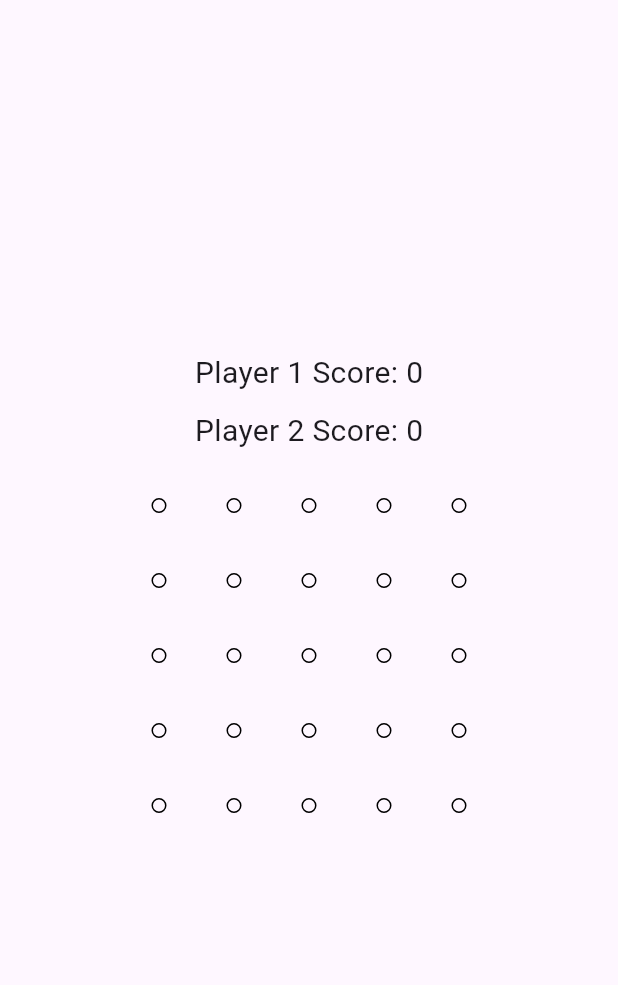
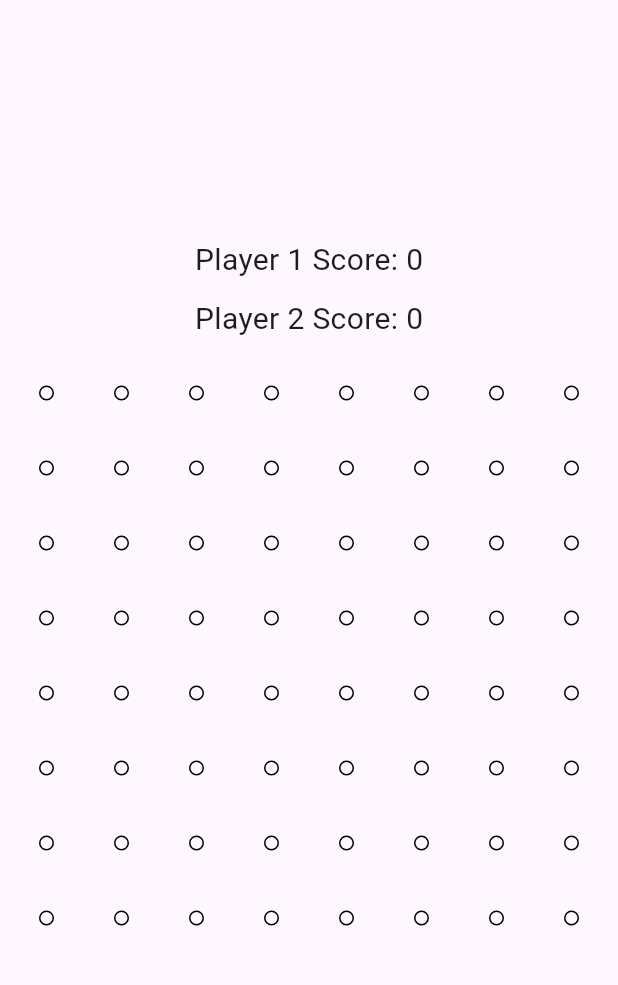
Before and after one commit to gedeontiga/mathematics_points_game, a Flutter app: the screen it shows after launch, on a phone screen of 412 x 824 dp, the part 63-1048 px from its top. Run offline on Flutter 3.47's test engine with Material 3 defaults, Android fonts, the phone set to English and light mode, and no system bars.

Commit message:
update 1

```diff
--- a/lib/main.dart
+++ b/lib/main.dart
@@ -31,22 +31,21 @@ class GameParty extends State<GameScreen> {
   int _player2Score = 0;
   // List<Offset> points = [];
   Offset point = Offset.zero;
-  final int _nbrePoints = 5;
-  int counterForDrawOneSquare = 0;
+  final int _nbrePoints = 8;
+  // int counterForDrawOneSquare = 0;
   // int selectedRow = -1;
   // int selectedCol = -1;
 
-  Player p1 = Player(1, 0, Colors.amber);
-  Player p2 = Player(2, 0, const Color.fromRGBO(235, 52, 36, 1.0));
+  Player p1 = Player(1, 0, const Color.fromARGB(255, 0, 79, 182));
+  Player p2 = Player(2, 0, const Color.fromARGB(255, 227, 19, 0));
 
   void selectPoint(int row, int col) {
     setState(() {
-      counterForDrawOneSquare = 0;
-      // Color? color = selectedPoints.entries.firstWhere((element) => listEquals(element.key, [row, col])).value;
       if (selectedPoints['$row, $col'] == Colors.transparent) {
         if (_currentPlayer == p1.getPlayerId()) {
           selectedPoints['$row, $col'] = p1.getPlayerColor();
           bool squareFormed = checkSquareFormation(row, col, p1);
+          // print(counterForDrawOneSquare);
           if (squareFormed) {
             _currentPlayer == p1.getPlayerId();
             _player1Score++;
@@ -55,6 +54,7 @@ class GameParty extends State<GameScreen> {
             _currentPlayer = p2.getPlayerId();
           }
         } else /*if (_currentPlayer == p2.getPlayerId())*/ {
+          // print(counterForDrawOneSquare);
           selectedPoints['$row, $col'] = p2.getPlayerColor();
           bool squareFormed = checkSquareFormation(row, col, p2);
           if (squareFormed) {
@@ -83,14 +83,6 @@ class GameParty extends State<GameScreen> {
         int newCol = col - 1;
         point = Offset(newRow * 1.0, newCol * 1.0);
         // print(point);
-        // Offset topLeft = Offset((row - 1) * 1.0, (col - 1) * 1.0);
-        // Offset topRight = Offset((row - 1) * 1.0, col * 1.0);
-        // Offset bottomLeft = Offset((row) * 1.0, col * 1.0);
-        // Offset bottomRight = Offset((row) * 1.0, (col - 1) * 1.0);
-        // points.add(topLeft);
-        // points.add(topRight);
-        // points.add(bottomLeft);
-        // points.add(bottomRight);
         return true;
       } else if (selectedPoints['$row, $col'] == player.getPlayerColor() &&
           selectedPoints['${row + 1}, $col'] == player.getPlayerColor() &&
@@ -99,14 +91,7 @@ class GameParty extends State<GameScreen> {
         int newRow = row;
         int newCol = col - 1;
         point = Offset(newRow * 1.0, newCol * 1.0);
-        // Offset topLeft = Offset((row) * 1.0, (col - 1) * 1.0);
-        // Offset topRight = Offset(row * 1.0, col * 1.0);
-        // Offset bottomLeft = Offset((row + 1) * 1.0, (col - 1) * 1.0);
-        // Offset bottomRight = Offset((row + 1) * 1.0, (col) * 1.0);
-        // points.add(topLeft);
-        // points.add(topRight);
-        // points.add(bottomLeft);
-        // points.add(bottomRight);
+        // print(point);
         return true;
       } else if (selectedPoints['$row, $col'] == player.getPlayerColor() &&
           selectedPoints['${row - 1}, $col'] == player.getPlayerColor() &&
@@ -115,20 +100,14 @@ class GameParty extends State<GameScreen> {
         int newRow = row - 1;
         int newCol = col;
         point = Offset(newRow * 1.0, newCol * 1.0);
-        // Offset topLeft = Offset((row - 1) * 1.0, (col) * 1.0);
-        // Offset topRight = Offset((row - 1) * 1.0, (col + 1) * 1.0);
-        // Offset bottomLeft = Offset((row) * 1.0, (col) * 1.0);
-        // Offset bottomRight = Offset((row) * 1.0, (col + 1) * 1.0);
-        // points.add(topLeft);
-        // points.add(topRight);
-        // points.add(bottomLeft);
-        // points.add(bottomRight);
+        // print(point);
         return true;
       } else if (selectedPoints['$row, $col'] == player.getPlayerColor() &&
           selectedPoints['${row + 1}, $col'] == player.getPlayerColor() &&
           selectedPoints['$row, ${col + 1}'] == player.getPlayerColor() &&
           selectedPoints['${row + 1}, ${col + 1}'] == player.getPlayerColor()) {
         point = Offset(row * 1.0, col * 1.0);
+        // print(point);
         return true;
       }
     } else if (row == 0 && (col > 0 && col < selectedPoints.length - 1)) {
@@ -139,14 +118,7 @@ class GameParty extends State<GameScreen> {
         int newRow = row;
         int newCol = col - 1;
         point = Offset(newRow * 1.0, newCol * 1.0);
-        // Offset topLeft = Offset((row) * 1.0, (col - 1) * 1.0);
-        // Offset topRight = Offset(row * 1.0, col * 1.0);
-        // Offset bottomLeft = Offset((row + 1) * 1.0, (col - 1) * 1.0);
-        // Offset bottomRight = Offset((row + 1) * 1.0, (col) * 1.0);
-        // points.add(topLeft);
-        // points.add(bottomLeft);
-        // points.add(topRight);
-        // points.add(bottomRight);
+        // print(point);
         return true;
       }
       if (selectedPoints['$row, $col'] == player.getPlayerColor() &&
@@ -156,14 +128,7 @@ class GameParty extends State<GameScreen> {
         int newRow = row;
         int newCol = col + 1;
         point = Offset(newRow * 1.0, newCol * 1.0);
-        // Offset topLeft = Offset((row) * 1.0, (col - 1) * 1.0);
-        // Offset topRight = Offset(row * 1.0, col * 1.0);
-        // Offset bottomLeft = Offset((row + 1) * 1.0, (col - 1) * 1.0);
-        // Offset bottomRight = Offset((row + 1) * 1.0, (col) * 1.0);
-        // points.add(topLeft);
-        // points.add(bottomLeft);
-        // points.add(topRight);
-        // points.add(bottomRight);
+        // print(point);
         return true;
       }
     } else if ((row > 0 && row < selectedPoints.length - 1) && col == 0) {
@@ -174,14 +139,7 @@ class GameParty extends State<GameScreen> {
         int newRow = row - 1;
         int newCol = col;
         point = Offset(newRow * 1.0, newCol * 1.0);
-        // Offset topLeft = Offset((row - 1) * 1.0, (col) * 1.0);
-        // Offset topRight = Offset((row - 1) * 1.0, (col + 1) * 1.0);
-        // Offset bottomLeft = Offset((row) * 1.0, (col) * 1.0);
-        // Offset bottomRight = Offset((row) * 1.0, (col + 1) * 1.0);
-        // points.add(topLeft);
-        // points.add(topRight);
-        // points.add(bottomLeft);
-        // points.add(bottomRight);
+        // print(point);
         return true;
       }
       if (selectedPoints['$row, $col'] == player.getPlayerColor() &&
@@ -191,14 +149,7 @@ class GameParty extends State<GameScreen> {
         int newRow = row;
         int newCol = col;
         point = Offset(newRow * 1.0, newCol * 1.0);
-        // Offset topLeft = Offset((row - 1) * 1.0, (col) * 1.0);
-        // Offset topRight = Offset((row - 1) * 1.0, (col + 1) * 1.0);
-        // Offset bottomLeft = Offset((row) * 1.0, (col) * 1.0);
-        // Offset bottomRight = Offset((row) * 1.0, (col + 1) * 1.0);
-        // points.add(topLeft);
-        // points.add(topRight);
-        // points.add(bottomLeft);
-        // points.add(bottomRight);
+        // print(point);
         return true;
       }
     } else if (row == (selectedPoints.length - 1) &&
@@ -210,14 +161,7 @@ class GameParty extends State<GameScreen> {
         int newRow = row - 1;
         int newCol = col - 1;
         point = Offset(newRow * 1.0, newCol * 1.0);
-        // Offset topLeft = Offset((row) * 1.0, (col - 1) * 1.0);
-        // Offset topRight = Offset(row * 1.0, col * 1.0);
-        // Offset bottomLeft = Offset((row + 1) * 1.0, (col - 1) * 1.0);
-        // Offset bottomRight = Offset((row + 1) * 1.0, (col) * 1.0);
-        // points.add(topLeft);
-        // points.add(bottomLeft);
-        // points.add(topRight);
-        // points.add(bottomRight);
+        // print(point);
         return true;
       }
       if (selectedPoints['$row, $col'] == player.getPlayerColor() &&
@@ -227,14 +171,7 @@ class GameParty extends State<GameScreen> {
         int newRow = row - 1;
         int newCol = col;
         point = Offset(newRow * 1.0, newCol * 1.0);
-        // Offset topLeft = Offset((row) * 1.0, (col - 1) * 1.0);
-        // Offset topRight = Offset(row * 1.0, col * 1.0);
-        // Offset bottomLeft = Offset((row + 1) * 1.0, (col - 1) * 1.0);
-        // Offset bottomRight = Offset((row + 1) * 1.0, (col) * 1.0);
-        // points.add(topLeft);
-        // points.add(bottomLeft);
-        // points.add(topRight);
-        // points.add(bottomRight);
+        // print(point);
         return true;
       }
     } else if ((row > 0 && row < selectedPoints.length - 1) &&
@@ -246,14 +183,7 @@ class GameParty extends State<GameScreen> {
         int newRow = row - 1;
         int newCol = col - 1;
         point = Offset(newRow * 1.0, newCol * 1.0);
-        // Offset topLeft = Offset((row - 1) * 1.0, (col) * 1.0);
-        // Offset topRight = Offset((row - 1) * 1.0, (col + 1) * 1.0);
-        // Offset bottomLeft = Offset((row) * 1.0, (col) * 1.0);
-        // Offset bottomRight = Offset((row) * 1.0, (col + 1) * 1.0);
-        // points.add(topLeft);
-        // points.add(topRight);
-        // points.add(bottomLeft);
-        // points.add(bottomRight);
+        // print(point);
         return true;
       }
       if (selectedPoints['$row, $col'] == player.getPlayerColor() &&
@@ -263,14 +193,7 @@ class GameParty extends State<GameScreen> {
         int newRow = row;
         int newCol = col - 1;
         point = Offset(newRow * 1.0, newCol * 1.0);
-        // Offset topLeft = Offset((row - 1) * 1.0, (col) * 1.0);
-        // Offset topRight = Offset((row - 1) * 1.0, (col + 1) * 1.0);
-        // Offset bottomLeft = Offset((row) * 1.0, (col) * 1.0);
-        // Offset bottomRight = Offset((row) * 1.0, (col + 1) * 1.0);
-        // points.add(topLeft);
-        // points.add(topRight);
-        // points.add(bottomLeft);
-        // points.add(bottomRight);
+        // print(point);
         return true;
       }
     } else if (row == 0 && col == 0) {
@@ -279,14 +202,7 @@ class GameParty extends State<GameScreen> {
           selectedPoints['$row, ${col + 1}'] == player.getPlayerColor() &&
           selectedPoints['${row + 1}, ${col + 1}'] == player.getPlayerColor()) {
         point = Offset(row * 1.0, col * 1.0);
-        // Offset topLeft = Offset((row) * 1.0, (col) * 1.0);
-        // Offset topRight = Offset((row) * 1.0, (col + 1) * 1.0);
-        // Offset bottomLeft = Offset((row + 1) * 1.0, (col) * 1.0);
-        // Offset bottomRight = Offset((row + 1) * 1.0, (col + 1) * 1.0);
-        // points.add(topLeft);
-        // points.add(topRight);
-        // points.add(bottomLeft);
-        // points.add(bottomRight);
+        // print(point);
         return true;
       }
     } else if (row == (selectedPoints.length - 1) &&
@@ -298,14 +214,7 @@ class GameParty extends State<GameScreen> {
         int newRow = row - 1;
         int newCol = col - 1;
         point = Offset(newRow * 1.0, newCol * 1.0);
-        // Offset topLeft = Offset((row - 1) * 1.0, (col - 1) * 1.0);
-        // Offset topRight = Offset((row - 1) * 1.0, col * 1.0);
-        // Offset bottomLeft = Offset((row) * 1.0, col * 1.0);
-        // Offset bottomRight = Offset((row) * 1.0, (col - 1) * 1.0);
-        // points.add(topLeft);
-        // points.add(topRight);
-        // points.add(bottomLeft);
-        // points.add(bottomRight);
+        // print(point);
         return true;
       }
     }
@@ -323,22 +232,16 @@ class GameParty extends State<GameScreen> {
   }
 
   Color getSquareColor(int row, int col) {
-    // print(counterForDrawOneSquare);
-    // counterForDrawOneSquare++;
-    // print(counterForDrawOneSquare);
-    // Color? color = selectedPoints.entries.firstWhere((element) => listEquals(element.key, [row, col])).value;
-    if (checkSquareFormation(row, col, p1)) {
-      // selectedPoints['$row, $col'] == p1.getPlayerColor()) {
-      // counterForDrawOneSquare++;
-      if (counterForDrawOneSquare == 0) {
-        counterForDrawOneSquare++;
+    if (checkSquareFormation(row, col, p1) == true) {
+      // print('hello');
+      if (row == point.dx.toInt() && col == point.dy.toInt()) {
+        // print(p1.getPlayerColor().toString());
         return p1.getPlayerColor();
       }
-    } else if (checkSquareFormation(row, col, p2)) {
-      // selectedPoints['$row, $col'] == p2.getPlayerColor()) {
-      // counterForDrawOneSquare++;
-      if (counterForDrawOneSquare == 0) {
-        counterForDrawOneSquare++;
+    } if (checkSquareFormation(row, col, p2) == true) {
+      // print('goodbye');
+      if (row == point.dx.toInt() && col == point.dy.toInt()) {
+        // print(p2.getPlayerColor().toString());
         return p2.getPlayerColor();
       }
     }
@@ -416,7 +319,7 @@ class GameParty extends State<GameScreen> {
                             //       // row: row,
                             //       // col: col,
                             //       point: point,
-                            //       color: getSquareColor(row, col),
+                            //       color: getSquareColor(point.dx.toInt(), point.dy.toInt()),
                             //     ),
                             //   ))
                           ])),
@@ -499,26 +402,65 @@ Map<String, Color> selectedPoints = {
   '0, 2': Colors.transparent,
   '0, 3': Colors.transparent,
   '0, 4': Colors.transparent,
+  '0, 5': Colors.transparent,
+  '0, 6': Colors.transparent,
+  '0, 7': Colors.transparent,
   '1, 0': Colors.transparent,
   '1, 1': Colors.transparent,
   '1, 2': Colors.transparent,
   '1, 3': Colors.transparent,
   '1, 4': Colors.transparent,
+  '1, 5': Colors.transparent,
+  '1, 6': Colors.transparent,
+  '1, 7': Colors.transparent,
   '2, 0': Colors.transparent,
   '2, 1': Colors.transparent,
   '2, 2': Colors.transparent,
   '2, 3': Colors.transparent,
   '2, 4': Colors.transparent,
+  '2, 5': Colors.transparent,
+  '2, 6': Colors.transparent,
+  '2, 7': Colors.transparent,
   '3, 0': Colors.transparent,
   '3, 1': Colors.transparent,
   '3, 2': Colors.transparent,
   '3, 3': Colors.transparent,
   '3, 4': Colors.transparent,
+  '3, 5': Colors.transparent,
+  '3, 6': Colors.transparent,
+  '3, 7': Colors.transparent,
   '4, 0': Colors.transparent,
   '4, 1': Colors.transparent,
   '4, 2': Colors.transparent,
   '4, 3': Colors.transparent,
-  '4, 4': Colors.transparent
+  '4, 4': Colors.transparent,
+  '4, 5': Colors.transparent,
+  '4, 6': Colors.transparent,
+  '4, 7': Colors.transparent,
+  '5, 0': Colors.transparent,
+  '5, 1': Colors.transparent,
+  '5, 2': Colors.transparent,
+  '5, 3': Colors.transparent,
+  '5, 4': Colors.transparent,
+  '5, 5': Colors.transparent,
+  '5, 6': Colors.transparent,
+  '5, 7': Colors.transparent,
+  '6, 0': Colors.transparent,
+  '6, 1': Colors.transparent,
+  '6, 2': Colors.transparent,
+  '6, 3': Colors.transparent,
+  '6, 4': Colors.transparent,
+  '6, 5': Colors.transparent,
+  '6, 6': Colors.transparent,
+  '6, 7': Colors.transparent,
+  '7, 0': Colors.transparent,
+  '7, 1': Colors.transparent,
+  '7, 2': Colors.transparent,
+  '7, 3': Colors.transparent,
+  '7, 4': Colors.transparent,
+  '7, 5': Colors.transparent,
+  '7, 6': Colors.transparent,
+  '7, 7': Colors.transparent
 };
 
 //Flutter shortcuts
```
